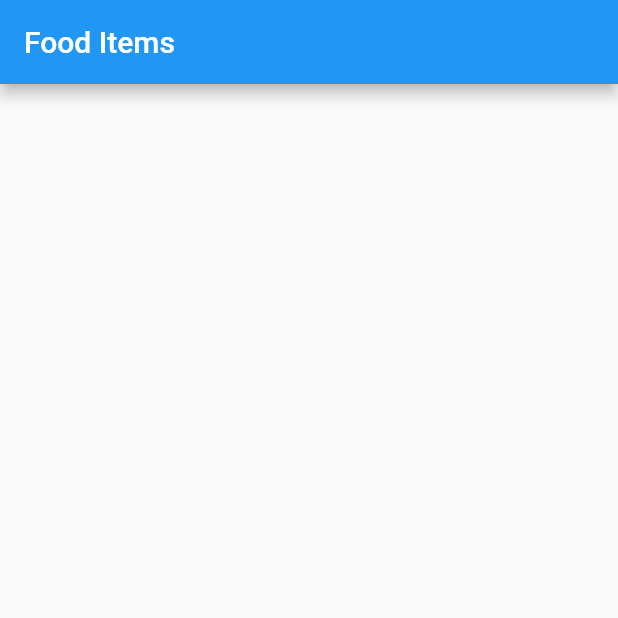
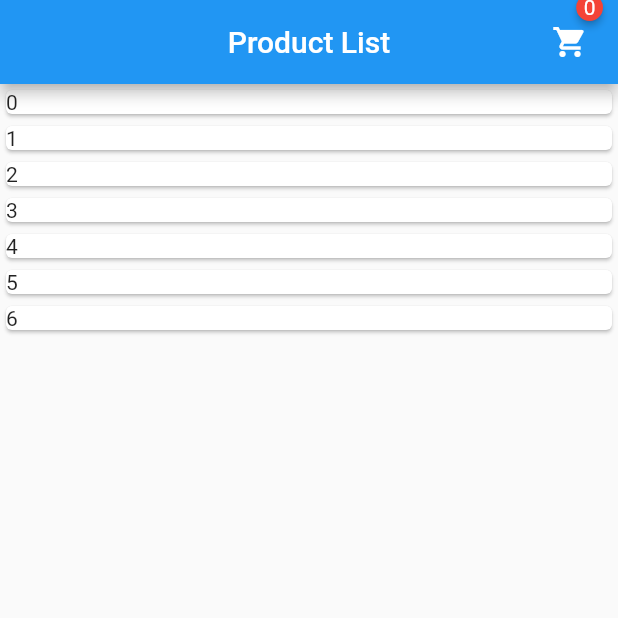
Before and after one commit to RitwikSingh28/FoodApp, a Flutter app: the screen it shows after launch, on a phone screen of 412 x 824 dp, the top half of it. Run offline on Flutter 3.47's test engine with Material 2 defaults, Android fonts, the light colour scheme and no system bars; drawn by our look-alikes of badges.

Commit message:
add dummy data for project

```diff
--- /dev/null
+++ b/lib/api/food_items.dart
@@ -0,0 +1,30 @@
+final Map<String, List<dynamic>> products = {
+  "productName": [
+    'Mango',
+    'Orange',
+    'Grapes',
+    'Banana',
+    'Chery',
+    'Peach',
+    'Mixed Fruit Basket',
+  ],
+  'productUnit': [
+    'KG',
+    'Dozen',
+    'KG',
+    'Dozen',
+    'KG',
+    'KG',
+    'KG',
+  ],
+  'productPrice': [10, 20, 30, 40, 50, 60, 70],
+  'productImage': [
+    'https://image.shutterstock.com/image-photo/mango-isolated-on-white-background-600w-610892249.jpg',
+    'https://image.shutterstock.com/image-photo/orange-fruit-slices-leaves-isolated-600w-1386912362.jpg',
+    'https://image.shutterstock.com/image-photo/green-grape-leaves-isolated-on-600w-533487490.jpg',
+    'https://media.istockphoto.com/photos/banana-picture-id1184345169?s=612x612',
+    'https://media.istockphoto.com/photos/cherry-trio-with-stem-and-leaf-picture-id157428769?s=612x612',
+    'https://media.istockphoto.com/photos/single-whole-peach-fruit-with-leaf-and-slice-isolated-on-white-picture-id1151868959?s=612x612',
+    'https://media.istockphoto.com/photos/fruit-background-picture-id529664572?s=612x612',
+  ],
+};
--- a/lib/main.dart
+++ b/lib/main.dart
@@ -5,6 +5,7 @@ void main() {
   runApp(
     const MaterialApp(
       title: 'Food Basket',
+      debugShowCheckedModeBanner: false,
       home: ProductList(),
     ),
   );
--- a/lib/screens/productList.dart
+++ b/lib/screens/productList.dart
@@ -1,4 +1,6 @@
 import 'package:flutter/material.dart';
+import 'package:badges/badges.dart' as badge;
+import 'package:food_app_provider/api/food_items.dart';
 
 class ProductList extends StatefulWidget {
   const ProductList({super.key});
@@ -12,9 +14,45 @@ class _ProductListState extends State<ProductList> {
   Widget build(BuildContext context) {
     return Scaffold(
       appBar: AppBar(
-        title: const Text('Food Items'),
+        title: const Text('Product List'),
+        centerTitle: true,
+        actions: const [
+          InkWell(
+            child: badge.Badge(
+              badgeContent: Text(
+                '0',
+                style: TextStyle(
+                  color: Colors.white,
+                ),
+              ),
+              child: Center(child: Icon(Icons.shopping_cart)),
+            ),
+          ),
+          SizedBox(width: 20),
+        ],
       ),
-      body: Container(),
+      body: Column(
+        children: [
+          Expanded(
+            child: ListView.builder(
+              itemCount: products['productName']?.length,
+              itemBuilder: (context, index) {
+                return Card(
+                  child: Column(
+                    children: [
+                      Row(
+                        children: [
+                          Text(index.toString()),
+                        ],
+                      ),
+                    ],
+                  ),
+                );
+              },
+            ),
+          ),
+        ],
+      ),
     );
   }
 }
```
Also changed, not shown: 1 other file.
